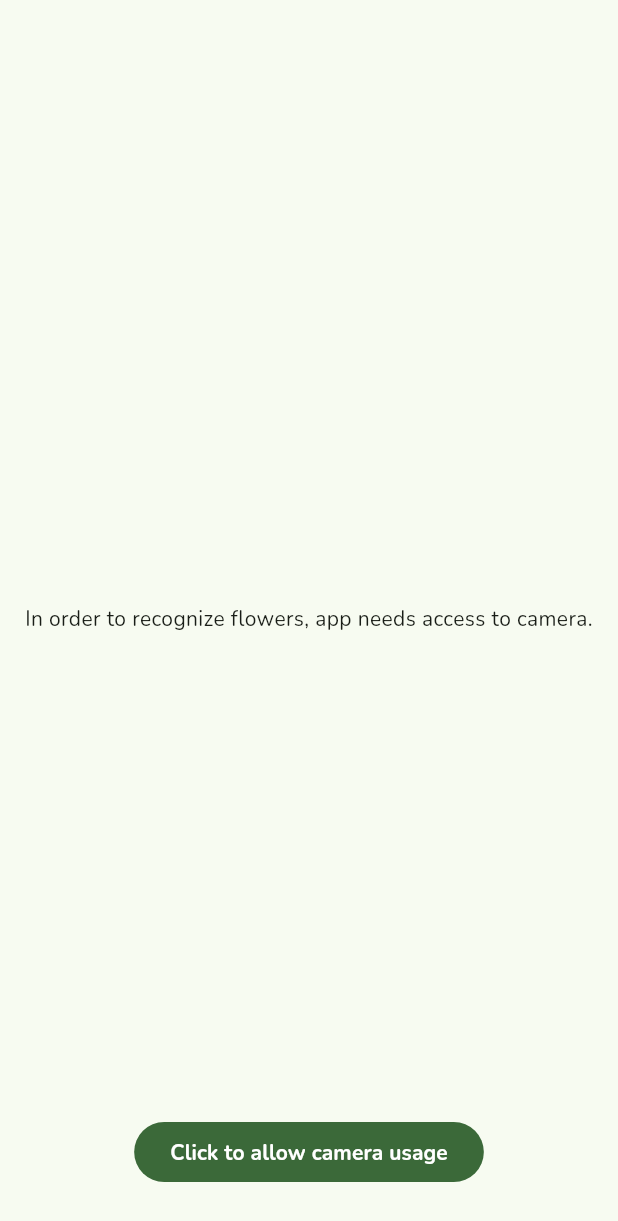
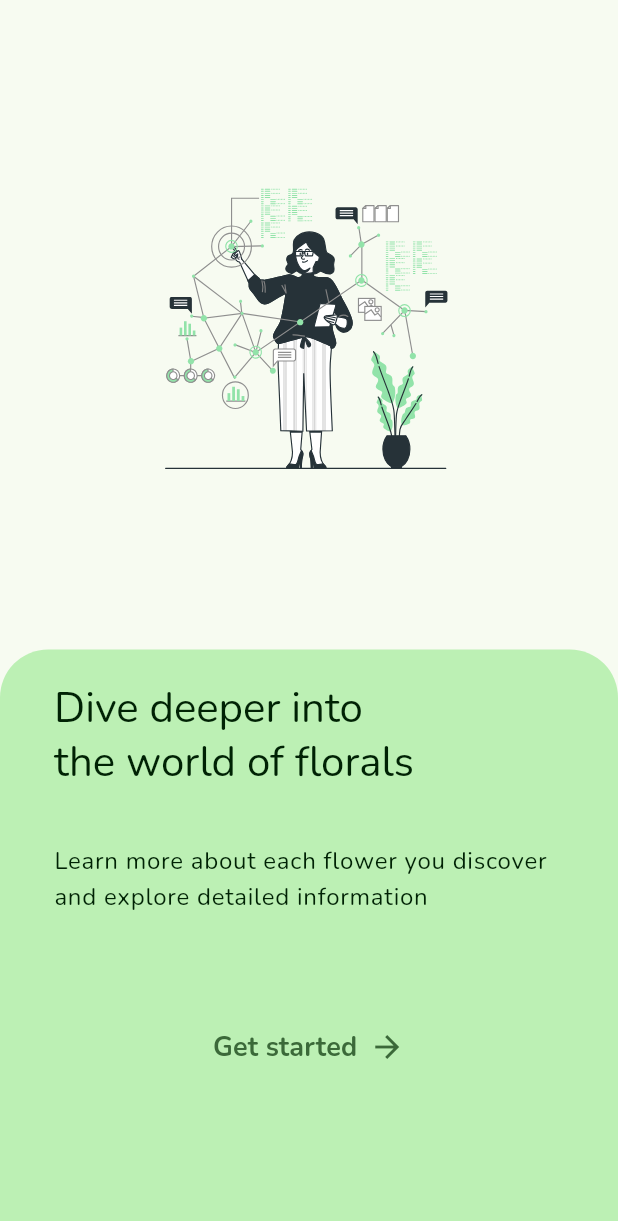
Before and after one commit to riddick-boss/flover_ai, a Flutter app: the screen it shows after launch, on a phone screen of 412 x 824 dp. Shown: the top 1221 px of the screen. Run offline on Flutter 3.47's test engine with Material 3 defaults, Android fonts, the phone set to English and light mode, and no system bars; our stand-ins replace flutter_bloc, flutter_svg, get_it, go_router, google_fonts, injectable and 1 more; generated files the repository leaves out were written again.

Commit message:
feat: intro detailed explanation ui

```diff
--- a/lib/domain/assets/graphics.dart
+++ b/lib/domain/assets/graphics.dart
@@ -1,7 +1,9 @@
 enum Graphics {
   splashBackground(path: '${Graphics.defaultPath}splash_background.jpg'),
   introAllowCameraImage(
-      path: '${Graphics.defaultPath}intro_allow_camera_image.svg');
+      path: '${Graphics.defaultPath}intro_allow_camera_image.svg'),
+  introDetailedExplanationImage(
+      path: '${Graphics.defaultPath}intro_detailed_explanation_image.svg');
 
   const Graphics({required this.path});
 
--- a/lib/domain/navigation/nav_configurator.dart
+++ b/lib/domain/navigation/nav_configurator.dart
@@ -4,6 +4,7 @@ import 'package:go_router/go_router.dart';
 import '../../feature/camera/camera_screen.dart';
 import '../../feature/grant_camera_permission/grant_camera_permission_screen.dart';
 import '../../feature/intro/allow_camera/intro_allow_camera_screen.dart';
+import '../../feature/intro/detailed_explanation/intro_detailed_explanation_screen.dart';
 import '../../feature/splash/splash_screen.dart';
 import 'nav_route.dart';
 
@@ -18,6 +19,10 @@ class NavConfigurator {
       GoRoute(
         path: NavRoute.introAllowCamera.path,
         builder: (context, state) => const IntroAllowCameraScreen(),
+      ),
+      GoRoute(
+        path: NavRoute.introDetailedExplanation.path,
+        builder: (context, state) => const IntroDetailedExplanationScreen(),
       ),
       ShellRoute(
         builder: (context, state, child) => Scaffold(
--- a/lib/domain/navigation/nav_route.dart
+++ b/lib/domain/navigation/nav_route.dart
@@ -1,6 +1,7 @@
 enum NavRoute {
   splash(path: '/splash'),
   introAllowCamera(path: '/introAllowCamera'),
+  introDetailedExplanation(path: '/introDetailedExplanation'),
   camera(path: '/camera'),
   grantCameraPermission(path: '/grantCameraPermission');
 
--- a/lib/feature/intro/allow_camera/intro_allow_camera_screen.dart
+++ b/lib/feature/intro/allow_camera/intro_allow_camera_screen.dart
@@ -16,7 +16,7 @@ class IntroAllowCameraScreen extends StatelessWidget {
       openAppSettings();
     });
     cubit.goToIntroDetailedExplanation.listen((event) {
-      context.go(NavRoute.grantCameraPermission.path); //TODO: change path
+      context.go(NavRoute.introDetailedExplanation.path); //TODO: path
     });
   }
 
--- /dev/null
+++ b/lib/feature/intro/detailed_explanation/intro_detailed_explanation_screen.dart
@@ -0,0 +1,106 @@
+import 'package:flutter/material.dart';
+import 'package:flutter_svg/flutter_svg.dart';
+import 'package:go_router/go_router.dart';
+
+import '../../../domain/assets/graphics.dart';
+import '../../../domain/navigation/nav_route.dart';
+
+class IntroDetailedExplanationScreen extends StatelessWidget {
+  const IntroDetailedExplanationScreen({super.key});
+
+  @override
+  Widget build(BuildContext context) {
+    return ColoredBox(
+      color: Theme.of(context).colorScheme.background,
+      child: Column(
+        mainAxisAlignment: MainAxisAlignment.end,
+        children: [
+          Expanded(
+            child: Center(
+              child: Padding(
+                padding: const EdgeInsets.symmetric(
+                  vertical: 120.0,
+                  horizontal: 82.0,
+                ),
+                child: SvgPicture.asset(
+                  Graphics.introDetailedExplanationImage.path,
+                  height: double.infinity,
+                  width: double.infinity,
+                ),
+              ),
+            ),
+          ),
+          Container(
+            width: double.infinity,
+            decoration: BoxDecoration(
+              borderRadius: const BorderRadius.only(
+                topLeft: Radius.circular(32.0),
+                topRight: Radius.circular(32.0),
+              ),
+              color: Theme.of(context).colorScheme.primaryContainer,
+            ),
+            child: Padding(
+              padding: const EdgeInsets.only(
+                left: 36.0,
+                right: 36.0,
+                top: 21.0,
+                bottom: 50.0,
+              ),
+              child: Column(
+                crossAxisAlignment: CrossAxisAlignment.start,
+                children: [
+                  Text(
+                    'Dive deeper into\nthe world of florals',
+                    style: Theme.of(context).textTheme.headlineMedium?.copyWith(
+                          color:
+                              Theme.of(context).colorScheme.onPrimaryContainer,
+                        ),
+                  ),
+                  const SizedBox(
+                    height: 36.0,
+                  ),
+                  Text(
+                    'Learn more about each flower you discover and explore detailed information',
+                    style: Theme.of(context).textTheme.bodyLarge?.copyWith(
+                          color:
+                              Theme.of(context).colorScheme.onPrimaryContainer,
+                        ),
+                  ),
+                  const SizedBox(
+                    height: 64.0,
+                  ),
+                  Center(
+                    child: TextButton(
+                        onPressed: () {
+                          context.go(NavRoute
+                              .grantCameraPermission.path); //TODO: change path
+                        },
+                        child: const Row(
+                          mainAxisSize: MainAxisSize.min,
+                          children: [
+                            Text(
+                              'Get started',
+                              style: TextStyle(fontSize: 18.0),
+                            ),
+                            SizedBox(
+                              width: 8.0,
+                            ),
+                            Icon(
+                              Icons.arrow_forward,
+                              size: 24.0,
+                            )
+                          ],
+                        )),
+                  ),
+                  const SizedBox(
+                    height: 52.0,
+                  ),
+                ],
+              ),
+            ),
+          )
+        ],
+      ),
+    );
+  }
+}
```
Also changed, not shown: assets/graphics/intro_detailed_explanation_image.svg (added).
